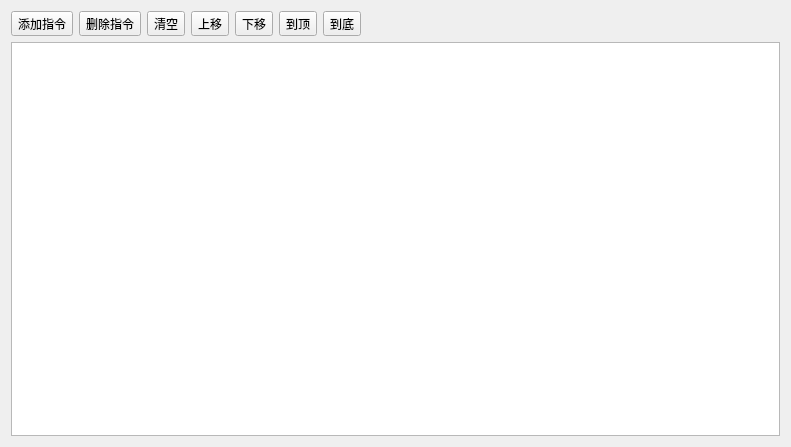
Qt form SunnyTcsV3/src/SunnyTcsSupervisoryV3/SunnyTcsSupervisoryV3/SunnyTcsLocationEditWidget.ui (MIKIC1996/work_in_baer) before a commit.
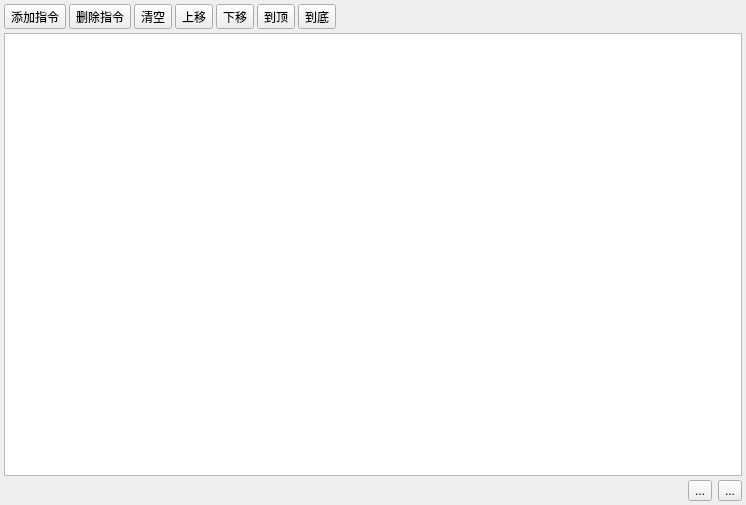
The same form after that commit. Icons and pictures are not drawn. Custom widgets are drawn as their Qt base class.

```diff
--- a/SunnyTcsV3/src/SunnyTcsSupervisoryV3/SunnyTcsSupervisoryV3/SunnyTcsLocationEditWidget.ui
+++ b/SunnyTcsV3/src/SunnyTcsSupervisoryV3/SunnyTcsSupervisoryV3/SunnyTcsLocationEditWidget.ui
@@ -6,16 +6,34 @@
    <rect>
     <x>0</x>
     <y>0</y>
-    <width>791</width>
-    <height>447</height>
+    <width>746</width>
+    <height>505</height>
    </rect>
   </property>
   <property name="windowTitle">
    <string>SunnyTcsLocationEditWidget</string>
   </property>
   <layout class="QVBoxLayout" name="verticalLayout">
+   <property name="spacing">
+    <number>4</number>
+   </property>
+   <property name="leftMargin">
+    <number>4</number>
+   </property>
+   <property name="topMargin">
+    <number>4</number>
+   </property>
+   <property name="rightMargin">
+    <number>4</number>
+   </property>
+   <property name="bottomMargin">
+    <number>4</number>
+   </property>
    <item>
     <layout class="QHBoxLayout" name="horizontalLayout">
+     <property name="spacing">
+      <number>3</number>
+     </property>
      <item>
       <widget class="QToolButton" name="toolButton_3">
        <property name="text">
@@ -81,18 +99,68 @@
     </layout>
    </item>
    <item>
-    <widget class="SunnyTcsActionTableWidget" name="tableWidget"/>
+    <widget class="QTableWidget" name="tableWidget">
+     <property name="sizeAdjustPolicy">
+      <enum>QAbstractScrollArea::AdjustToContents</enum>
+     </property>
+    </widget>
+   </item>
+   <item>
+    <layout class="QHBoxLayout" name="horizontalLayout_2">
+     <item>
+      <spacer name="horizontalSpacer_2">
+       <property name="orientation">
+        <enum>Qt::Horizontal</enum>
+       </property>
+       <property name="sizeHint" stdset="0">
+        <size>
+         <width>40</width>
+         <height>20</height>
+        </size>
+       </property>
+      </spacer>
+     </item>
+     <item>
+      <widget class="QToolButton" name="resetTbtn">
+       <property name="text">
+        <string>...</string>
+       </property>
+       <property name="icon">
+        <iconset resource="SunnyTcsSupervisoryV3.qrc">
+         <normaloff>:/resource/res/image/flush.png</normaloff>:/resource/res/image/flush.png</iconset>
+       </property>
+       <property name="iconSize">
+        <size>
+         <width>80</width>
+         <height>20</height>
+        </size>
+       </property>
+      </widget>
+     </item>
+     <item>
+      <widget class="QToolButton" name="saveTbtn">
+       <property name="text">
+        <string>...</string>
+       </property>
+       <property name="icon">
+        <iconset resource="SunnyTcsSupervisoryV3.qrc">
+         <normaloff>:/resource/res/image/panel_show.png</normaloff>:/resource/res/image/panel_show.png</iconset>
+       </property>
+       <property name="iconSize">
+        <size>
+         <width>80</width>
+         <height>20</height>
+        </size>
+       </property>
+      </widget>
+     </item>
+    </layout>
    </item>
   </layout>
  </widget>
  <layoutdefault spacing="6" margin="11"/>
- <customwidgets>
-  <customwidget>
-   <class>SunnyTcsActionTableWidget</class>
-   <extends>QTableWidget</extends>
-   <header>SunnyTcsActionTableWidget.h</header>
-  </customwidget>
- </customwidgets>
- <resources/>
+ <resources>
+  <include location="SunnyTcsSupervisoryV3.qrc"/>
+ </resources>
  <connections/>
 </ui>
```
Left out of the diff: 48 changed lines with no effect on the pictures.
